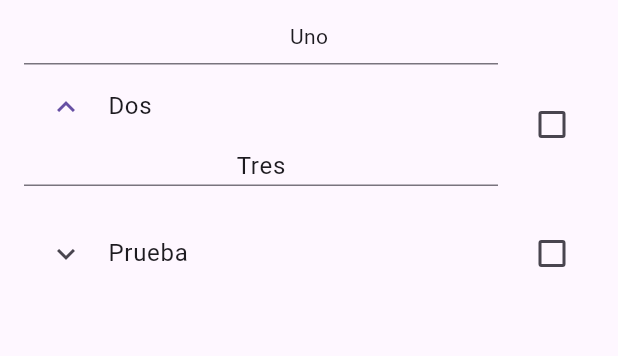
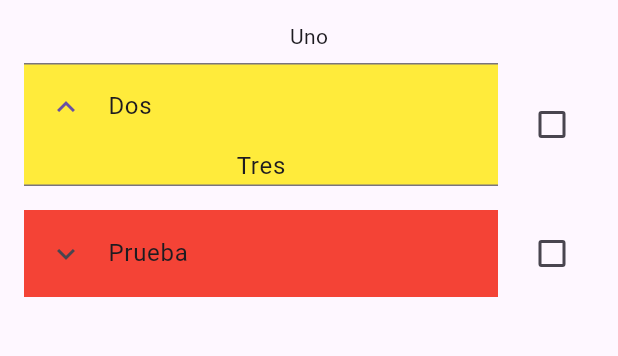
Before and after one commit to javert-galicia/admin_processes, a Flutter app: the screen it shows after launch, after a tap on "Dos", on a phone screen of 412 x 824 dp, the part 63-419 px from its top. Run offline on Flutter 3.47's test engine with Material 3 defaults, Android fonts, the phone set to English and light mode, and no system bars.

Commit message:
Colors on stages.

```diff
--- a/lib/view/process_items.dart
+++ b/lib/view/process_items.dart
@@ -12,6 +12,7 @@ class ProcessItems extends StatefulWidget {
 
 class _ProcessItemsState extends State<ProcessItems> {
 
+  List<Color> colors = [Colors.yellow,Colors.red,Colors.blue,Colors.green,Colors.purple];
   List<bool> checkboxValue = [];
   void checkBoxFilled(int j) {
    for (int i = 0; i < j; i++) {
@@ -37,12 +38,15 @@ class _ProcessItemsState extends State<ProcessItems> {
             itemBuilder: (context, index) {
               return CheckboxListTile(
                 value: checkboxValue[index],
-                title: ExpansionTile(
-                  controlAffinity: ListTileControlAffinity.leading,
-                  title: Text(currentListSteps[index]),
-                  children: [
-                    Text(currentListDescr[index]),
-                  ],
+                title: Container(
+                  color: colors[index],
+                  child: ExpansionTile(
+                    controlAffinity: ListTileControlAffinity.leading,
+                    title: Text(currentListSteps[index]),
+                    children: [
+                      Text(currentListDescr[index]),
+                    ],
+                  ),
                 ),
                 onChanged: (value) {
                   setState(() {
```
